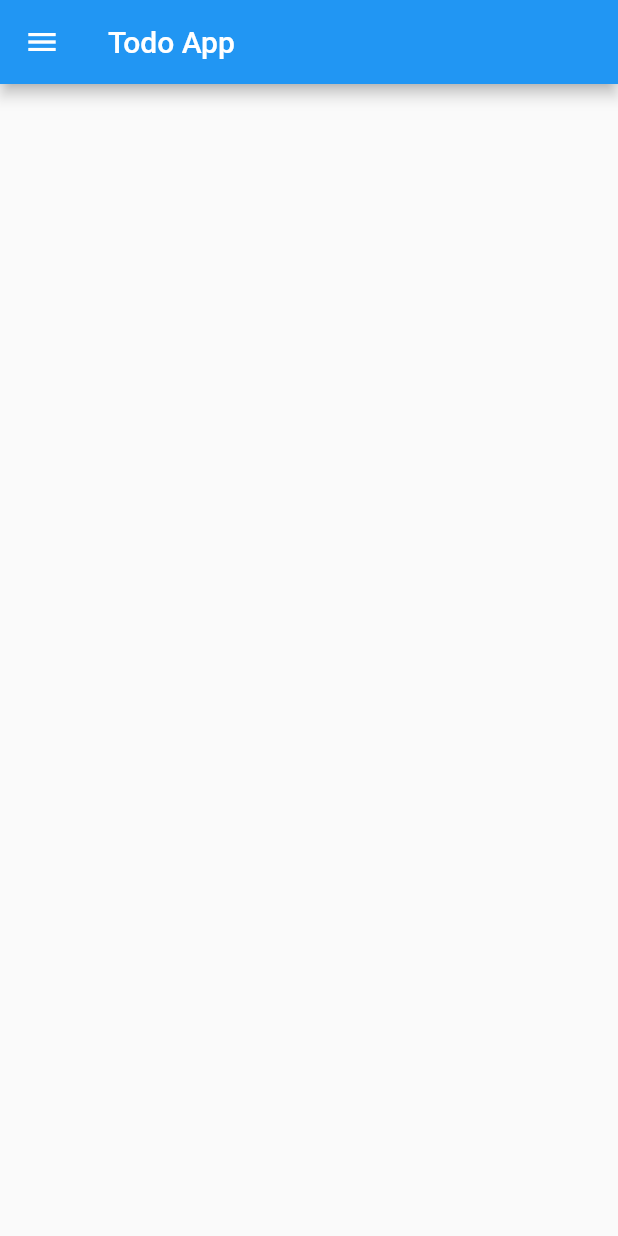
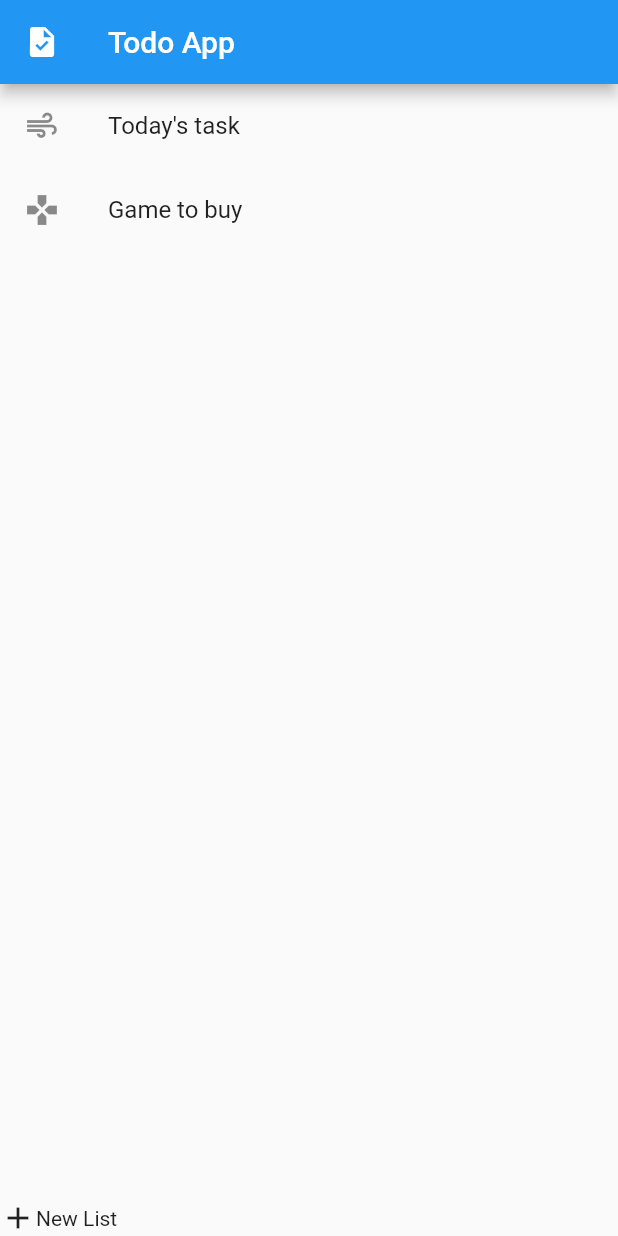
Before and after one commit to hedwig100/todo_app, a Flutter app: the screen it shows after launch, on a phone screen of 412 x 824 dp. Run offline on Flutter 3.47's test engine with Material 2 defaults, Android fonts, the phone set to English and light mode, and no system bars.

Commit message:
update app fully

```diff
--- a/lib/add_task.dart
+++ b/lib/add_task.dart
@@ -75,7 +75,7 @@ class _TaskFormState extends State<TaskForm> {
             child: ElevatedButton(
               onPressed: () {
                 if (_formKey.currentState!.validate()) {
-                  Task task = Task(_inputTaskName,_inputDeadline);
+                  Task task = Task(_inputTaskName,_inputDeadline,false);
                   Navigator.pop(context,task);
                 }
               },
--- a/lib/main.dart
+++ b/lib/main.dart
@@ -1,13 +1,13 @@
 import "package:flutter/material.dart";
-import "package:todo_app/add_task.dart";
 import "package:todo_app/task.dart";
+import "package:todo_app/task_list.dart";
 
 void main() {
   runApp(const MyApp());
 }
 
 class MyApp extends StatelessWidget {
-  const MyApp({ Key? key }) : super(key: key);
+  const MyApp({Key? key}) : super(key: key);
 
   @override
   Widget build(BuildContext context) {
@@ -16,13 +16,12 @@ class MyApp extends StatelessWidget {
         theme: ThemeData(
           primarySwatch: Colors.blue,
         ),
-      home: const MyTodoApp(title: "Todo App")
-    );
+        home: const MyTodoApp(title: "Todo App"));
   }
 }
 
 class MyTodoApp extends StatefulWidget {
-  const MyTodoApp({ Key? key ,required this.title}) : super(key: key);
+  const MyTodoApp({Key? key, required this.title}) : super(key: key);
   final String title;
 
   @override
@@ -30,63 +29,63 @@ class MyTodoApp extends StatefulWidget {
 }
 
 class _MyTodoAppState extends State<MyTodoApp> {
-  final _tasks = <Task>[];
-
-  void _navigateAddTaskPage(BuildContext context) async {
-    final task = await Navigator.push(
-      context,
-      MaterialPageRoute(builder: (context) => AddTaskPage(title: widget.title))
-    );
-    setState((){_tasks.add(task);});
-    Navigator.of(context).pop();
-    ScaffoldMessenger.of(context).showSnackBar(const SnackBar(content: Text("task is added")));
-  }
-
-  void _delete(int index) {
-    setState((){
-      _tasks.removeAt(index);
-    });
-  }
+  final List<TaskTile> _taskLists = [
+    TaskTile(Icons.air, "Today's task", <Task>[
+      Task("task1","1/23",true),
+      Task("task2","2/4",false)
+    ]),
+    TaskTile(Icons.games,"Game to buy",<Task>[
+      Task("task3","4/3",false),
+      Task("task4","12/12",true)
+    ])
+  ];
 
   @override
   Widget build(BuildContext context) {
     return Scaffold(
         appBar: AppBar(
+          leading: const Icon(Icons.task),
           title: Text(widget.title),
         ),
-      drawer: Drawer(
-        child: ListView(
-          children: <Widget>[
-            DrawerHeader(
-              child: Text(widget.title,style: const TextStyle(fontSize: 30,color: Colors.white)),
-              decoration: const BoxDecoration(color: Colors.blue),
-            ),
-            TextButton(
-              child: const Text("Add Task",style: TextStyle(fontSize: 20)),
-              onPressed: () {
-                _navigateAddTaskPage(context);
+        body: Column(
+          children: [
+            Flexible(
+                child: ListView.builder(
+                    itemCount: _taskLists.length,
+                    itemBuilder: (context, index) {
+                      return ListTile(
+                        leading: Icon(_taskLists[index].icon),
+                        title: Text(_taskLists[index].listName),
+                        onTap: () {
+                          Navigator.push(context,
+                              MaterialPageRoute(builder: (context) {
+                            return TaskList(
+                                listName: _taskLists[index].listName,
+                                tasks: _taskLists[index].tasks
+                            );
+                          }));
                         },
-            )
-          ]
-        )
-      ),
-      // body: const Center(
-      //   child: Text("WIP",style: TextStyle(fontSize: 80))
-      // ),
-      body: ListView.builder(
-        itemCount: _tasks.length,
-        itemBuilder: (context,index) {
-          return TaskCard(
-            task: _tasks[index],
-            callback: ()=>{_delete(index)},
                       );
-            // ListTile(
-            //   title: Text(_tasks[index].deadline),
-            //   subtitle: Text(_tasks[index].taskName),
-            //   onTap: () => {_delete(index)},
-            // )
+                    })),
+            InkWell(
+                onTap: () {
+                  Navigator.push(context, MaterialPageRoute(builder: (context) {
+                    return const TaskList(
+                        listName: "New Task List", tasks: <Task>[]);
+                  }));
                 },
-      )
-      );
+                child: Row(
+                  children: const [Icon(Icons.add), Text("New List")],
+                ))
+          ],
+        ));
   }
 }
+
+class TaskTile extends Object {
+  final IconData icon;
+  final String listName;
+  final List<Task> tasks;
+
+  TaskTile(this.icon, this.listName, this.tasks);
+}
```
Also changed, not shown: lib/task.dart (+24 -25 lines), lib/task_list.dart (added, +61 -0 lines). Lines whose indentation alone changed are shown as unchanged.
